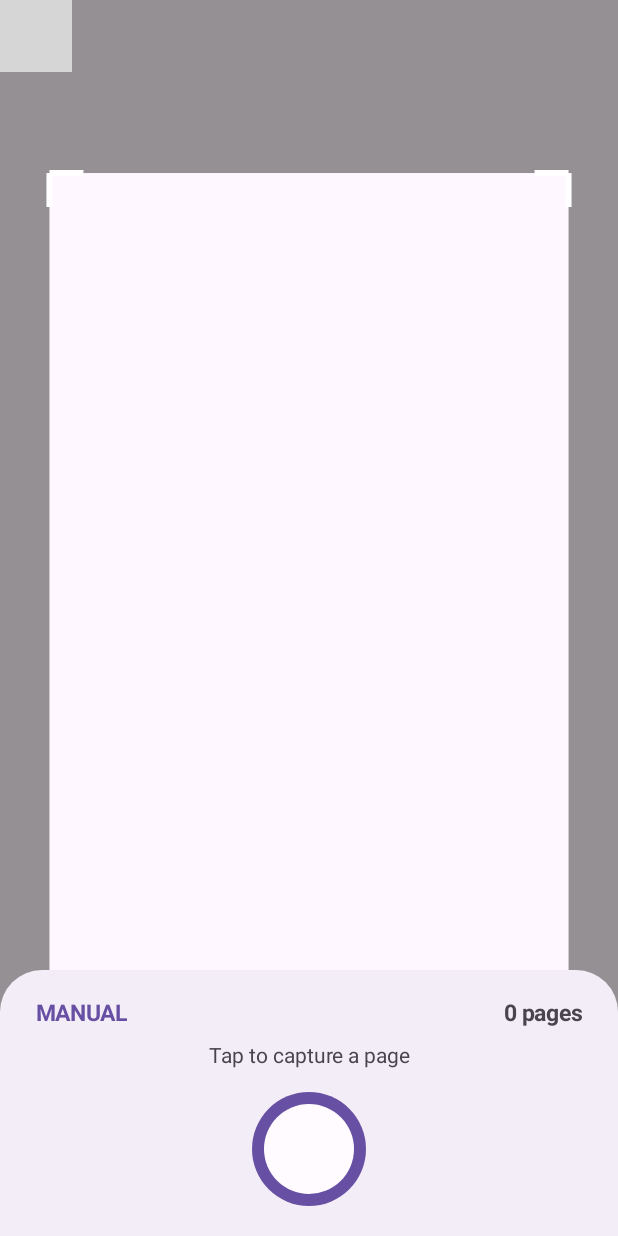
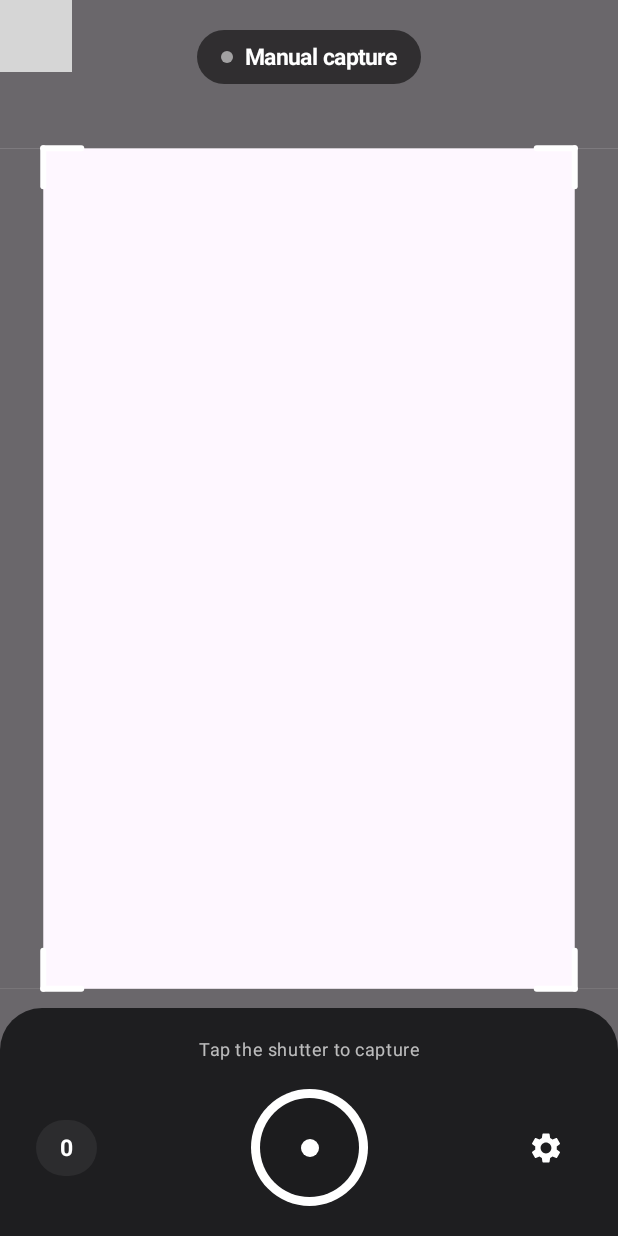
Before and after one commit to WKCW-Project/Scanify, an Android app built with Jetpack Compose: the composable CameraScreen called with empty values, on a phone screen of 412 x 824 dp. Run offline under Robolectric (Android 15) with nearby library versions, the phone set to English and light mode, and no system bars; libraries missing offline, so code that uses them is left out: androidx.camera.core, androidx.camera.lifecycle, androidx.camera.view; 7 statements that could not run were skipped; grey boxes are pictures that could not be loaded.

Commit message:
ui: restyle scanner with dark camera controls
Change-Id: Id4c20bfff09e319f0676892afd6f7b32b7a2c855

```diff
--- a/app/src/main/java/com/wkcw/scanify/MainActivity.kt
+++ b/app/src/main/java/com/wkcw/scanify/MainActivity.kt
@@ -123,6 +123,7 @@ fun App(vm: ScanViewModel = viewModel()) {
                     autoDetect = vm.autoDetect,
                     autoCapture = vm.autoCapture,
                     onCaptured = vm::onCaptured,
+                    onSettings = vm::openSettings,
                 )
                 Screen.CROP -> CropScreen(vm.captured!!, vm.corners, onConfirm = vm::confirmCrop, onRetake = vm::back)
                 Screen.RESULT -> ResultScreen(vm)
--- a/app/src/main/java/com/wkcw/scanify/ui/CameraScreen.kt
+++ b/app/src/main/java/com/wkcw/scanify/ui/CameraScreen.kt
@@ -19,7 +19,6 @@ import androidx.camera.view.PreviewView
 import androidx.compose.foundation.Canvas
 import androidx.compose.foundation.background
 import androidx.compose.foundation.clickable
-import androidx.compose.foundation.layout.Arrangement
 import androidx.compose.foundation.layout.Box
 import androidx.compose.foundation.layout.Column
 import androidx.compose.foundation.layout.Row
@@ -31,9 +30,11 @@ import androidx.compose.foundation.layout.padding
 import androidx.compose.foundation.layout.size
 import androidx.compose.foundation.shape.CircleShape
 import androidx.compose.foundation.shape.RoundedCornerShape
-import androidx.compose.material3.Badge
-import androidx.compose.material3.BadgedBox
+import androidx.compose.material.icons.Icons
+import androidx.compose.material.icons.filled.Settings
 import androidx.compose.material3.Button
+import androidx.compose.material3.Icon
+import androidx.compose.material3.IconButton
 import androidx.compose.material3.MaterialTheme
 import androidx.compose.material3.Surface
 import androidx.compose.material3.Text
@@ -50,6 +51,7 @@ import androidx.compose.ui.draw.clip
 import androidx.compose.ui.geometry.Offset
 import androidx.compose.ui.geometry.Size
 import androidx.compose.ui.graphics.Color
+import androidx.compose.ui.graphics.StrokeCap
 import androidx.compose.ui.platform.LocalContext
 import androidx.compose.ui.text.style.TextAlign
 import androidx.compose.ui.unit.dp
@@ -66,6 +68,10 @@ import java.util.concurrent.atomic.AtomicLong
 import java.util.concurrent.atomic.AtomicReference
 
 /** Corners are already mapped into the visible preview area, in 0..1 coordinates. */
+private val ScannerBackground = Color(0xFF1C1C1E)
+private val ScannerControl = Color(0xFF2C2C2E)
+private val ScannerReady = Color(0xFF66BB6A)
+
 private data class ScanGuide(
     val corners: List<PointF>,
     val locked: Boolean,
@@ -77,6 +83,7 @@ fun CameraScreen(
     autoDetect: Boolean,
     autoCapture: Boolean,
     onCaptured: (Bitmap) -> Unit,
+    onSettings: () -> Unit,
 ) {
     val context = LocalContext.current
     var granted by remember {
@@ -246,23 +253,28 @@ fun CameraScreen(
         AndroidView({ previewView }, Modifier.fillMaxSize())
 
         Canvas(Modifier.fillMaxSize()) {
-            val left = size.width * 0.08f
-            val top = size.height * 0.14f
+            val left = size.width * 0.07f
+            val top = size.height * 0.12f
             val right = size.width - left
-            val bottom = size.height - top
-            val scrim = Color.Black.copy(alpha = 0.42f)
+            val bottom = size.height * 0.80f
+            val scrim = Color.Black.copy(alpha = 0.58f)
 
-            // Dim everything outside the scan area.
+            // Keep the page area clear and dim the rest of the camera feed.
             drawRect(scrim, Offset(0f, 0f), Size(size.width, top))
             drawRect(scrim, Offset(0f, bottom), Size(size.width, size.height - bottom))
             drawRect(scrim, Offset(0f, top), Size(left, bottom - top))
             drawRect(scrim, Offset(right, top), Size(size.width - right, bottom - top))
 
-            // Four scanner-style corner brackets.
             fun bracket(x: Float, y: Float, dx: Float, dy: Float) {
-                val len = 34f
-                drawLine(Color.White, Offset(x, y), Offset(x + dx * len, y), strokeWidth = 6f)
-                drawLine(Color.White, Offset(x, y), Offset(x, y + dy * len), strokeWidth = 6f)
+                val len = 38f
+                drawLine(
+                    Color.White, Offset(x, y), Offset(x + dx * len, y),
+                    strokeWidth = 6f, cap = StrokeCap.Round,
+                )
+                drawLine(
+                    Color.White, Offset(x, y), Offset(x, y + dy * len),
+                    strokeWidth = 6f, cap = StrokeCap.Round,
+                )
             }
             bracket(left, top, 1f, 1f)
             bracket(right, top, -1f, 1f)
@@ -274,28 +286,45 @@ fun CameraScreen(
                 val corners = guide.corners.map {
                     Offset(it.x * size.width, it.y * size.height)
                 }
-                val lineColor = if (guide.locked) Color.Green else Color.White.copy(alpha = 0.75f)
+                val lineColor = if (guide.locked) ScannerReady else Color.White.copy(alpha = 0.85f)
                 for (i in corners.indices) {
-                    drawLine(lineColor, corners[i], corners[(i + 1) % corners.size], strokeWidth = 6f)
+                    drawLine(
+                        lineColor, corners[i], corners[(i + 1) % corners.size],
+                        strokeWidth = 5f, cap = StrokeCap.Round,
+                    )
                 }
                 corners.forEach {
-                    drawCircle(Color.White, 15f, it)
-                    drawCircle(lineColor, 9f, it)
+                    drawCircle(Color.White, 13f, it)
+                    drawCircle(lineColor, 7f, it)
                 }
             }
         }
 
-        if (scanGuide?.locked == true) {
-            Surface(
-                Modifier.align(Alignment.TopCenter).padding(top = 16.dp),
-                shape = MaterialTheme.shapes.small,
-                color = MaterialTheme.colorScheme.primaryContainer,
+        val locked = scanGuide?.locked == true
+        Surface(
+            Modifier.align(Alignment.TopCenter).padding(top = 20.dp),
+            shape = CircleShape,
+            color = Color.Black.copy(alpha = 0.55f),
+        ) {
+            Row(
+                Modifier.padding(horizontal = 16.dp, vertical = 9.dp),
+                verticalAlignment = Alignment.CenterVertically,
             ) {
+                Box(
+                    Modifier
+                        .size(8.dp)
+                        .clip(CircleShape)
+                        .background(if (locked) ScannerReady else Color.White.copy(alpha = 0.55f)),
+                )
+                Spacer(Modifier.size(8.dp))
                 Text(
-                    "Document detected",
-                    Modifier.padding(horizontal = 14.dp, vertical = 8.dp),
+                    when {
+                        locked -> "Document ready"
+                        autoCapture -> "Auto capture"
+                        else -> "Manual capture"
+                    },
                     style = MaterialTheme.typography.labelLarge,
-                    color = MaterialTheme.colorScheme.onPrimaryContainer,
+                    color = Color.White,
                 )
             }
         }
@@ -303,57 +332,67 @@ fun CameraScreen(
         Surface(
             Modifier.align(Alignment.BottomCenter).fillMaxWidth(),
             shape = RoundedCornerShape(topStart = 28.dp, topEnd = 28.dp),
-            color = MaterialTheme.colorScheme.surfaceContainer,
-            tonalElevation = 3.dp,
+            color = ScannerBackground.copy(alpha = 0.96f),
         ) {
             Column(
                 Modifier.padding(horizontal = 24.dp, vertical = 20.dp),
                 horizontalAlignment = Alignment.CenterHorizontally,
             ) {
-                Row(
-                    Modifier.fillMaxWidth(),
-                    horizontalArrangement = Arrangement.SpaceBetween,
-                    verticalAlignment = Alignment.CenterVertically,
-                ) {
-                    Text(
-                        if (autoCapture) "AUTO" else "MANUAL",
-                        style = MaterialTheme.typography.labelLarge,
-                        color = MaterialTheme.colorScheme.primary,
-                    )
-                    Text(
-                        if (pageCount == 0) "0 pages" else "$pageCount page(s)",
-                        style = MaterialTheme.typography.labelLarge,
-                        color = MaterialTheme.colorScheme.onSurfaceVariant,
-                    )
-                }
-
-                Spacer(Modifier.height(12.dp))
                 Text(
                     when {
-                        autoCapture -> "Fit the document in the guide to capture"
+                        locked -> "Hold steady — capture is ready"
+                        autoCapture -> "Fit the page inside the frame"
                         autoDetect -> "Auto crop is on — tap to capture"
-                        else -> "Tap to capture a page"
+                        else -> "Tap the shutter to capture"
                     },
-                    style = MaterialTheme.typography.bodyMedium,
-                    color = MaterialTheme.colorScheme.onSurfaceVariant,
+                    style = MaterialTheme.typography.bodySmall,
+                    color = Color.White.copy(alpha = 0.7f),
                     textAlign = TextAlign.Center,
                 )
 
-                Spacer(Modifier.height(16.dp))
-                BadgedBox(badge = { if (pageCount > 0) Badge { Text("$pageCount") } }) {
+                Spacer(Modifier.height(18.dp))
+                Box(Modifier.fillMaxWidth(), contentAlignment = Alignment.Center) {
+                    Surface(
+                        Modifier.align(Alignment.CenterStart),
+                        shape = CircleShape,
+                        color = ScannerControl,
+                    ) {
+                        Text(
+                            if (pageCount == 0) "0" else "$pageCount",
+                            Modifier.padding(horizontal = 16.dp, vertical = 10.dp),
+                            style = MaterialTheme.typography.labelLarge,
+                            color = Color.White,
+                        )
+                    }
+
                     Box(
                         Modifier
-                            .size(76.dp)
+                            .align(Alignment.Center)
+                            .size(78.dp)
                             .clip(CircleShape)
-                            .background(MaterialTheme.colorScheme.primary)
+                            .background(Color.White)
                             .clickable { takePicture() },
                         contentAlignment = Alignment.Center,
                     ) {
                         Box(
-                            Modifier
-                                .size(60.dp)
-                                .clip(CircleShape)
-                                .background(MaterialTheme.colorScheme.surface),
+                            Modifier.size(66.dp).clip(CircleShape).background(ScannerBackground),
+                            contentAlignment = Alignment.Center,
+                        ) {
+                            Box(
+                                Modifier.size(12.dp).clip(CircleShape)
+                                    .background(if (locked) ScannerReady else Color.White),
+                            )
+                        }
+                    }
+
+                    IconButton(
+                        onClick = onSettings,
+                        modifier = Modifier.align(Alignment.CenterEnd),
+                    ) {
+                        Icon(
+                            Icons.Filled.Settings,
+                            contentDescription = "Settings",
+                            tint = Color.White,
                         )
                     }
                 }
```
